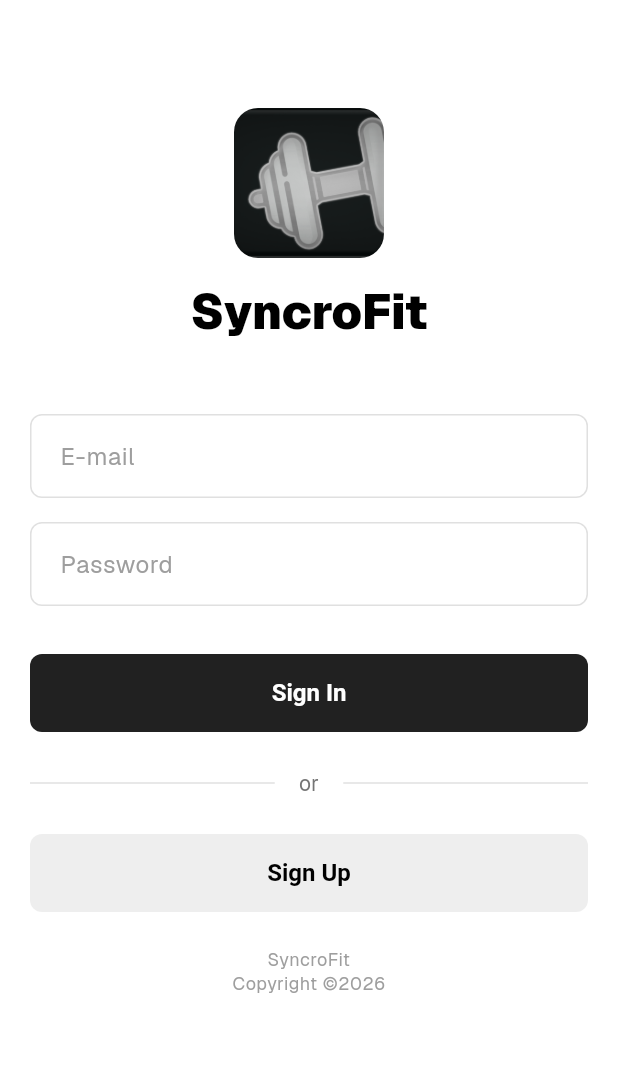
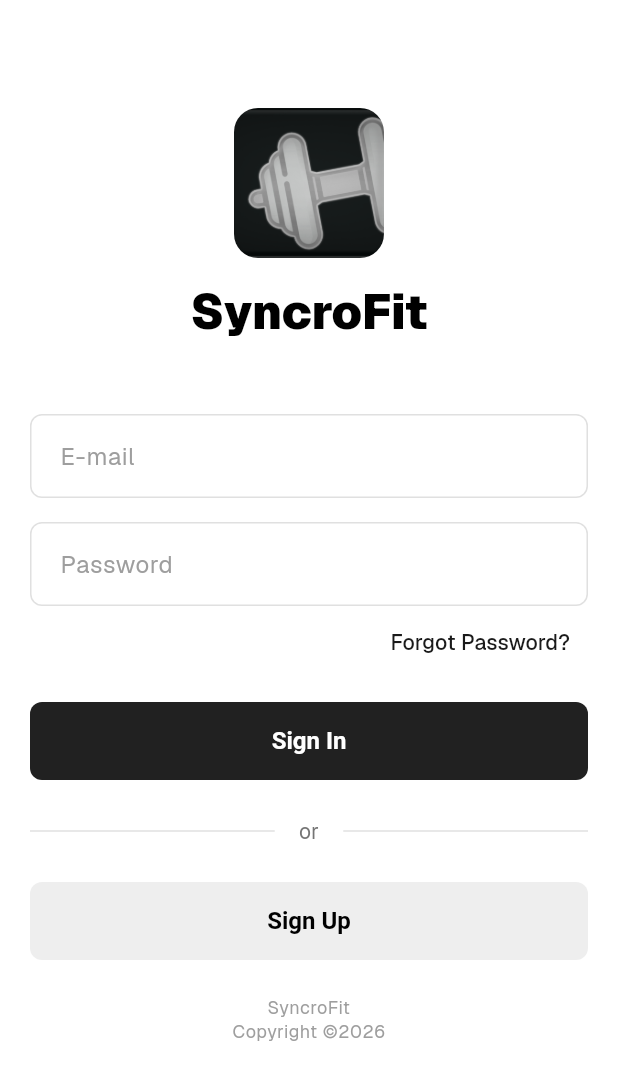
Before and after one commit to nom0mon/syncroFit, a Flutter app: the screen it shows after launch, on a phone screen of 412 x 824 dp. Shown: the top 1080 px of the screen. Run offline on Flutter 3.47's test engine with Material 3 defaults, Android fonts, the phone set to English and light mode, and no system bars; our stand-ins replace camera, connectivity_plus, dio, fl_chart, flutter_local_notifications, flutter_riverpod and 8 more; accounts and stored records are empty; network calls fail.

Commit message:
Fix password recovery visibility and production photo uploads

```diff
--- a/lib/features/auth/screens/login_screen.dart
+++ b/lib/features/auth/screens/login_screen.dart
@@ -116,7 +116,15 @@ class _LoginScreenState extends ConsumerState<LoginScreen> {
                       validator: validatePassword,
                       onFieldSubmitted: (_) => _submit(),
                     ),
-                    const SizedBox(height: AppSpacing.xl),
+                    Align(
+                      alignment: Alignment.centerRight,
+                      child: TextButton(
+                        key: const Key('forgot-password-link'),
+                        onPressed: () => context.go(RouteNames.forgotPassword),
+                        child: const Text('Forgot Password?'),
+                      ),
+                    ),
+                    const SizedBox(height: AppSpacing.md),
                     ConstrainedBox(
                       constraints: const BoxConstraints(minHeight: 52),
                       child: ElevatedButton(
--- a/lib/shared/models/app_error.dart
+++ b/lib/shared/models/app_error.dart
@@ -18,7 +18,9 @@ class ValidationError extends AppError {
   ValidationError({required this.fieldErrors});
 
   @override
-  String get message => 'Validation failed';
+  String get message => fieldErrors.isEmpty
+      ? 'Validation failed'
+      : fieldErrors.values.first;
 }
 
 class AuthError extends AppError {
```
Also changed, not shown: lib/data/remote/remote_progress_log_repository.dart (+11 -1 lines), 3 other files.
